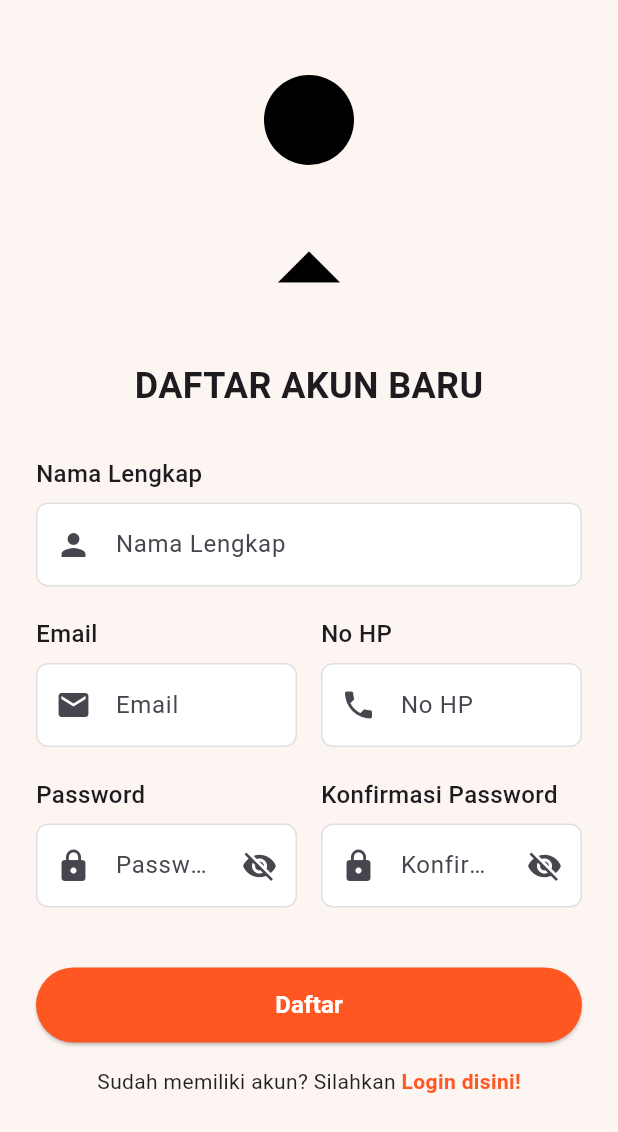
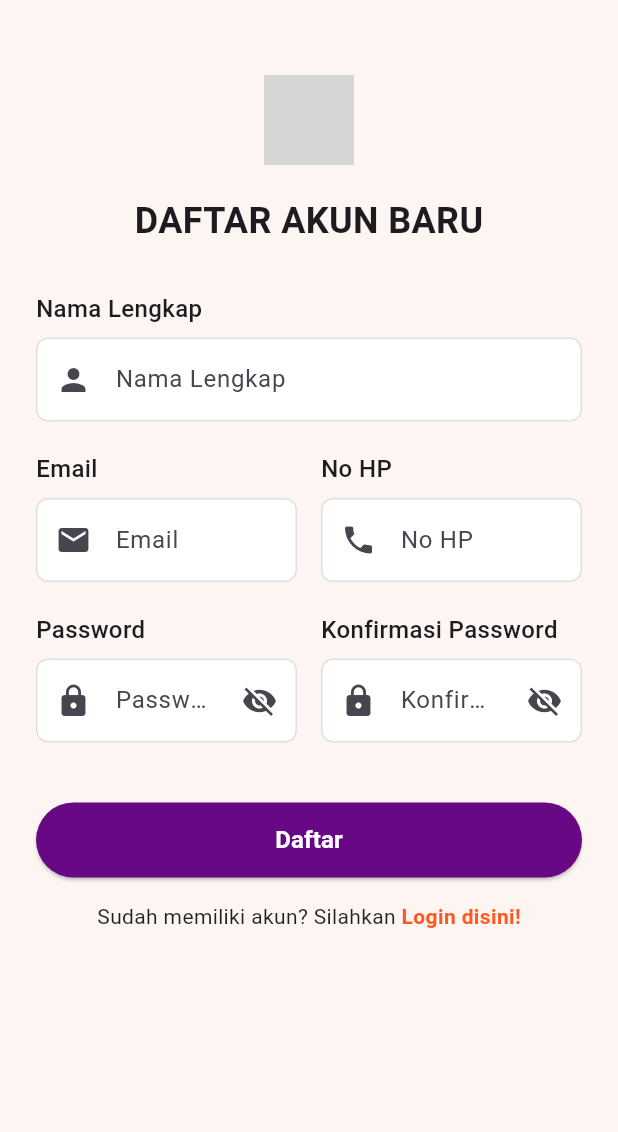
Before and after one commit to RamaSandhy/20220140029_UCP1Flutterr, a Flutter app: the RegisterPage screen opened by its route, on a phone screen of 412 x 824 dp. Shown: the top 1132 px of the screen. Run offline on Flutter 3.47's test engine with Material 3 defaults, Android fonts, the phone set to English and light mode, and no system bars; grey boxes are pictures that could not be loaded.

Commit message:
perbaikan logo stussy yang di register

```diff
--- a/ucp1flutterr/lib/home_page.dart
+++ b/ucp1flutterr/lib/home_page.dart
@@ -37,7 +37,7 @@ class HomePage extends StatelessWidget {
                     backgroundImage: AssetImage('assets/profile_picture.png'), // Replace with your profile image
                   ),
                   SizedBox(height: 5),
-                  Text('Admin', style: TextStyle(color: Colors.white, fontSize: 22)),
+                  Text('Rama', style: TextStyle(color: Colors.white, fontSize: 22)),
                 ],
               ),
             ),
--- a/ucp1flutterr/lib/login_page.dart
+++ b/ucp1flutterr/lib/login_page.dart
@@ -14,7 +14,7 @@ class LoginPage extends StatelessWidget {
       String email = emailController.text;
       String password = passwordController.text;
 
-      if (email == 'admin@example.com' && password == 'password123') {
+      if (email == 'rshandy@gmail.com' && password == 'ambatukam') {
         Navigator.pushReplacement(
           context,
           MaterialPageRoute(builder: (context) => const HomePage()),
@@ -71,8 +71,7 @@ class LoginPage extends StatelessWidget {
                 width: double.infinity,
                 height: 50,
                 child: ElevatedButton(
-                  onPressed: () {
-                  },
+                  onPressed: _login,
                   style: ElevatedButton.styleFrom(
                     backgroundColor: const Color.fromARGB(255, 76, 3, 91),
                     shape: RoundedRectangleBorder(
--- a/ucp1flutterr/lib/register_page.dart
+++ b/ucp1flutterr/lib/register_page.dart
@@ -63,14 +63,10 @@ class _RegisterPageState extends State<RegisterPage> {
                     color: Colors.black,
                     shape: BoxShape.circle,
                   ),
+                  child: Image.asset('assets/stussy.png', height: 100, // Ganti dengan path gambar Anda
+                ),
                 ),
                 const SizedBox(height: 20),
-                const Icon(
-                  Icons.arrow_drop_up,
-                  size: 100,
-                  color: Colors.black,
-                ),
-                const SizedBox(height: 10),
                 const Text(
                   'DAFTAR AKUN BARU',
                   style: TextStyle(
@@ -371,7 +367,7 @@ class _RegisterPageState extends State<RegisterPage> {
                       );
                     },
                     style: ElevatedButton.styleFrom(
-                      backgroundColor: const Color(0xFFFF5722),
+                      backgroundColor: const Color.fromARGB(255, 105, 8, 132),
                       shape: RoundedRectangleBorder(
                         borderRadius: BorderRadius.circular(30),
                       ),
```
